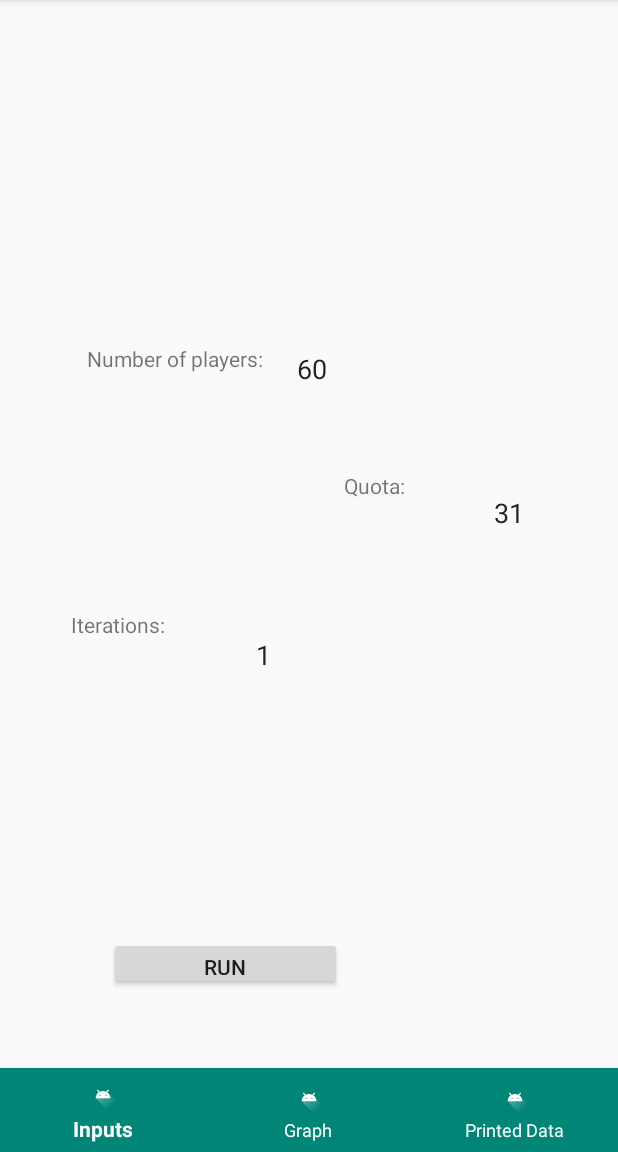
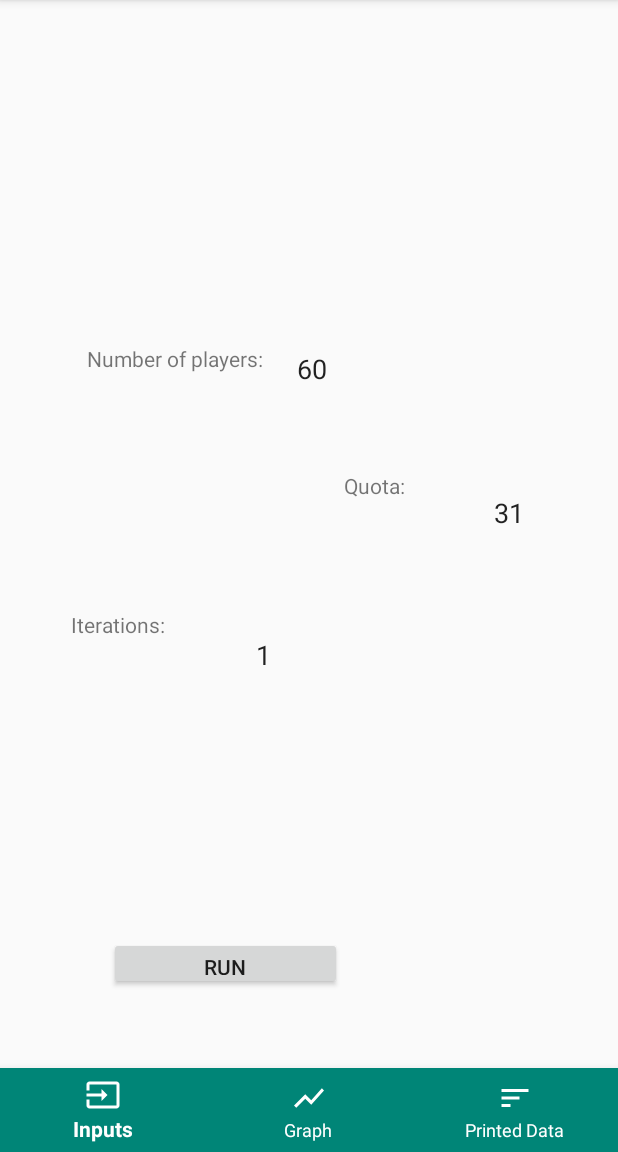
Before and after one commit to nasbotond/MonteCarloAndroid, an Android app: the screen it shows after launch (MainActivity), on a phone screen of 412 x 824 dp, the part 84-1236 px from its top. Run offline under Robolectric (Android 15) with nearby library versions, the phone set to English and light mode, and no system bars.

Commit message:
add icons for navigation bar

```diff
--- /dev/null
+++ b/app/src/main/res/drawable/ic_info_outline_black_24dp.xml
@@ -0,0 +1,9 @@
+<vector xmlns:android="http://schemas.android.com/apk/res/android"
+    android:width="24dp"
+    android:height="24dp"
+    android:viewportWidth="24.0"
+    android:viewportHeight="24.0">
+    <path
+        android:fillColor="#FF000000"
+        android:pathData="M11,17h2v-6h-2v6zM12,2C6.48,2 2,6.48 2,12s4.48,10 10,10 10,-4.48 10,-10S17.52,2 12,2zM12,20c-4.41,0 -8,-3.59 -8,-8s3.59,-8 8,-8 8,3.59 8,8 -3.59,8 -8,8zM11,9h2L13,7h-2v2z"/>
+</vector>
--- /dev/null
+++ b/app/src/main/res/drawable/ic_input_black_24dp.xml
@@ -0,0 +1,9 @@
+<vector xmlns:android="http://schemas.android.com/apk/res/android"
+    android:width="24dp"
+    android:height="24dp"
+    android:viewportWidth="24.0"
+    android:viewportHeight="24.0">
+    <path
+        android:fillColor="#FF000000"
+        android:pathData="M21,3.01H3c-1.1,0 -2,0.9 -2,2V9h2V4.99h18v14.03H3V15H1v4.01c0,1.1 0.9,1.98 2,1.98h18c1.1,0 2,-0.88 2,-1.98v-14c0,-1.11 -0.9,-2 -2,-2zM11,16l4,-4 -4,-4v3H1v2h10v3z"/>
+</vector>
--- /dev/null
+++ b/app/src/main/res/drawable/ic_show_chart_black_24dp.xml
@@ -0,0 +1,9 @@
+<vector xmlns:android="http://schemas.android.com/apk/res/android"
+    android:width="24dp"
+    android:height="24dp"
+    android:viewportWidth="24.0"
+    android:viewportHeight="24.0">
+    <path
+        android:fillColor="#FF000000"
+        android:pathData="M3.5,18.49l6,-6.01 4,4L22,6.92l-1.41,-1.41 -7.09,7.97 -4,-4L2,16.99z"/>
+</vector>
--- /dev/null
+++ b/app/src/main/res/drawable/ic_sort_black_24dp.xml
@@ -0,0 +1,9 @@
+<vector xmlns:android="http://schemas.android.com/apk/res/android"
+    android:width="24dp"
+    android:height="24dp"
+    android:viewportWidth="24.0"
+    android:viewportHeight="24.0">
+    <path
+        android:fillColor="#FF000000"
+        android:pathData="M3,18h6v-2L3,16v2zM3,6v2h18L21,6L3,6zM3,13h12v-2L3,11v2z"/>
+</vector>
--- a/app/src/main/res/menu/navigation.xml
+++ b/app/src/main/res/menu/navigation.xml
@@ -2,14 +2,14 @@
 <menu xmlns:android="http://schemas.android.com/apk/res/android">
     <item
         android:id="@+id/navigation_input"
-        android:icon="@drawable/ic_launcher_foreground"
+        android:icon="@drawable/ic_input_black_24dp"
         android:title="Inputs"/>
     <item
         android:id="@+id/navigation_chart"
-        android:icon="@drawable/ic_launcher_foreground"
+        android:icon="@drawable/ic_show_chart_black_24dp"
         android:title="Graph"/>
     <item
         android:id="@+id/navigation_printedData"
-        android:icon="@drawable/ic_launcher_foreground"
+        android:icon="@drawable/ic_sort_black_24dp"
         android:title="Printed Data"/>
     </menu>
```
